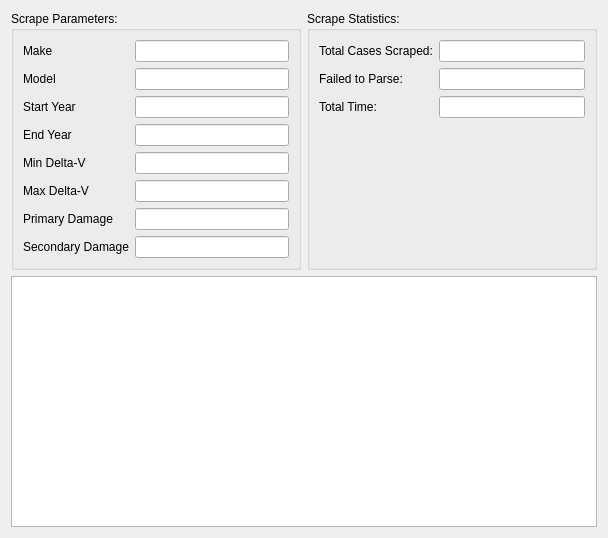
First picture: the form in src/app/ui/SummaryTab.ui, repository caden-maxwell/nhtsa-scrape, before the edit.
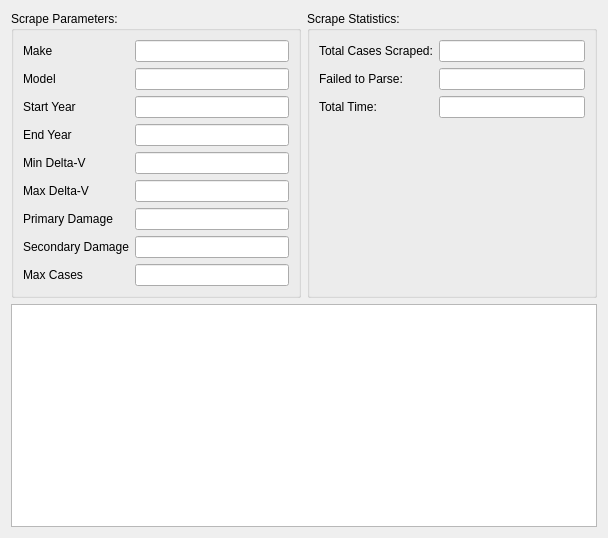
Second picture: the form after the edit.

Commit message: Summary tab, renaming, logbook.md

What changed in the file:
```diff
--- a/src/app/ui/SummaryTab.ui
+++ b/src/app/ui/SummaryTab.ui
@@ -132,6 +132,20 @@
         </property>
        </widget>
       </item>
+      <item row="8" column="0">
+       <widget class="QLabel" name="maxCasesLabel">
+        <property name="text">
+         <string>Max Cases</string>
+        </property>
+       </widget>
+      </item>
+      <item row="8" column="1">
+       <widget class="QLineEdit" name="maxCasesEdit">
+        <property name="readOnly">
+         <bool>true</bool>
+        </property>
+       </widget>
+      </item>
      </layout>
     </widget>
    </item>
```
The commit also changes 15 other files.
